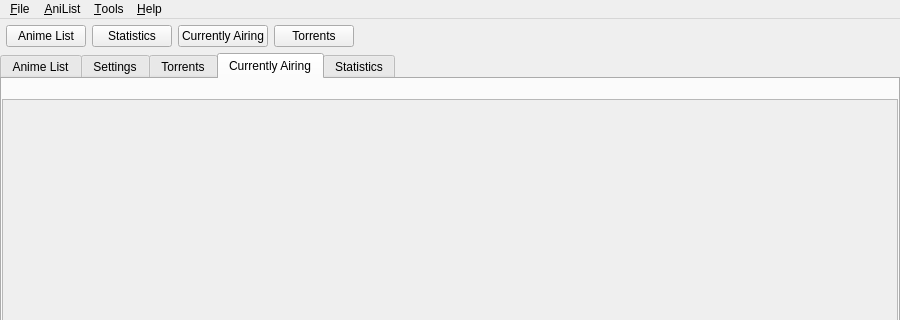
Qt form src/gui/mainwindow.ui (killmaster/Shinjiru) before a commit; both pictures show x 0 to 900 and y 0 to 320 of the 900 by 500 pixel window.
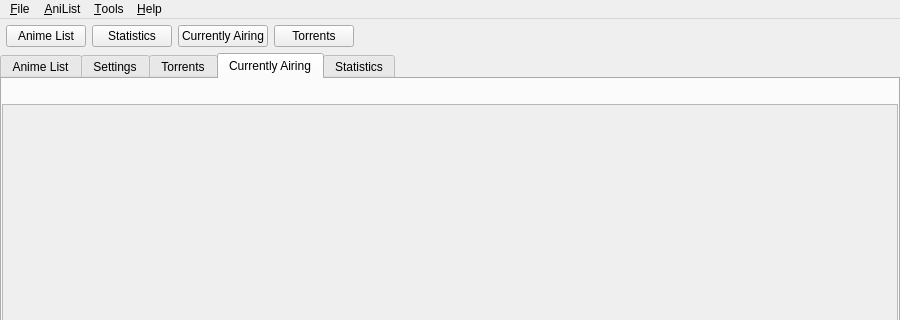
The same form after that commit. The open tabs and pages were chosen to show the change.

Commit message:
Adjust currently airing pane's margin
The bottom of the notification circle was being cutoff by the pane, this
fixes that

The edit to the form file:
```diff
--- a/src/gui/mainwindow.ui
+++ b/src/gui/mainwindow.ui
@@ -695,7 +695,7 @@
          <number>0</number>
         </property>
         <property name="topMargin">
-         <number>20</number>
+         <number>25</number>
         </property>
         <property name="rightMargin">
          <number>0</number>
@@ -714,7 +714,7 @@
              <x>0</x>
              <y>0</y>
              <width>892</width>
-             <height>376</height>
+             <height>371</height>
             </rect>
            </property>
           </widget>
```
Left out of the diff: 2 changed lines with no effect on the pictures.
